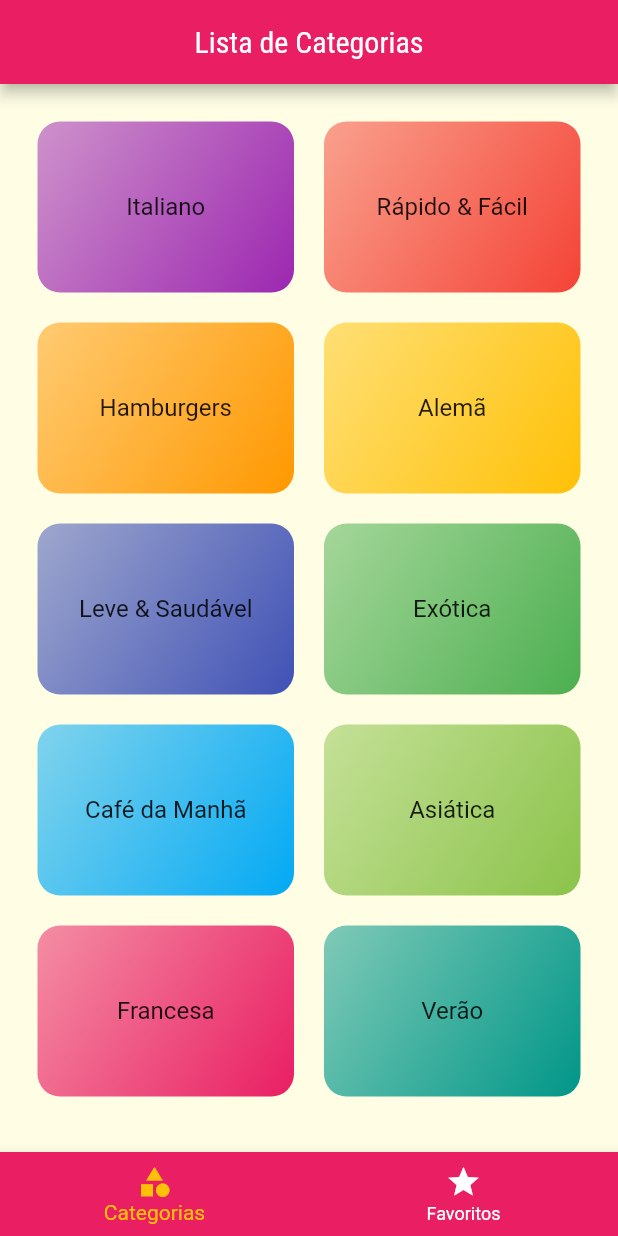
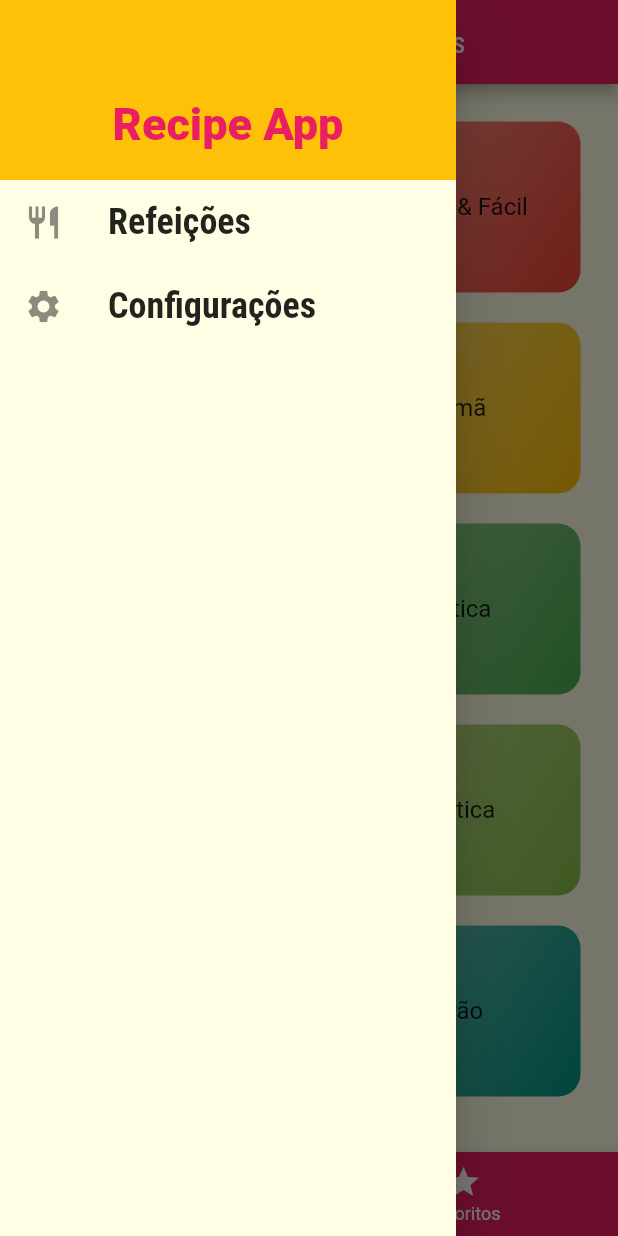
Before and after one commit to SamuelXimenes27/recipeApp, a Flutter app: the screen it shows after launch, with the side drawer open (before the commit the screen has no drawer), on a phone screen of 412 x 824 dp. Run offline on Flutter 3.47's test engine with Material 2 defaults, Android fonts, the phone set to English and light mode, and no system bars.

Commit message:
Add drawer component with no navigation

```diff
--- /dev/null
+++ b/lib/app/components/drawer.dart
@@ -0,0 +1,50 @@
+import 'package:flutter/material.dart';
+
+class MainDrawer extends StatelessWidget {
+  const MainDrawer({super.key});
+
+  Widget _createIcon(IconData icon, String label) {
+    return ListTile(
+      leading: Icon(
+        icon,
+        size: 26,
+      ),
+      title: Text(
+        label,
+        style: const TextStyle(
+          fontFamily: 'RobotoCondensed',
+          fontSize: 24,
+          fontWeight: FontWeight.bold,
+        ),
+      ),
+      onTap: () {},
+    );
+  }
+
+  @override
+  Widget build(BuildContext context) {
+    return Drawer(
+      child: Column(
+        children: [
+          Container(
+            width: double.infinity,
+            height: 120,
+            padding: const EdgeInsets.all(20),
+            alignment: Alignment.bottomCenter,
+            color: Theme.of(context).colorScheme.secondary,
+            child: Text(
+              'Recipe App',
+              style: TextStyle(
+                fontWeight: FontWeight.w900,
+                fontSize: 30,
+                color: Theme.of(context).colorScheme.primary,
+              ),
+            ),
+          ),
+          _createIcon(Icons.restaurant, 'Refeições'),
+          _createIcon(Icons.settings, 'Configurações'),
+        ],
+      ),
+    );
+  }
+}
--- a/lib/app/screens/tabs_screen.dart
+++ b/lib/app/screens/tabs_screen.dart
@@ -1,4 +1,5 @@
 import 'package:flutter/material.dart';
+import 'package:meals/app/components/drawer.dart';
 import 'package:meals/app/screens/categories_meals_screen.dart';
 import 'package:meals/app/screens/category_screen.dart';
 import 'package:meals/app/screens/favorite_screen.dart';
@@ -34,8 +35,12 @@ class _TabsScreenState extends State<TabsScreen> {
     return Scaffold(
       appBar: AppBar(
         title: Center(
-            child: Text(_screens[_selectedIndexScreen!]['title'].toString())),
+          child: Text(
+            _screens[_selectedIndexScreen!]['title'].toString(),
+          ),
+        ),
       ),
+      drawer: MainDrawer(),
       body: _screens[_selectedIndexScreen!]['screen'] as Widget,
       bottomNavigationBar: BottomNavigationBar(
         onTap: _selectScreen,
```
